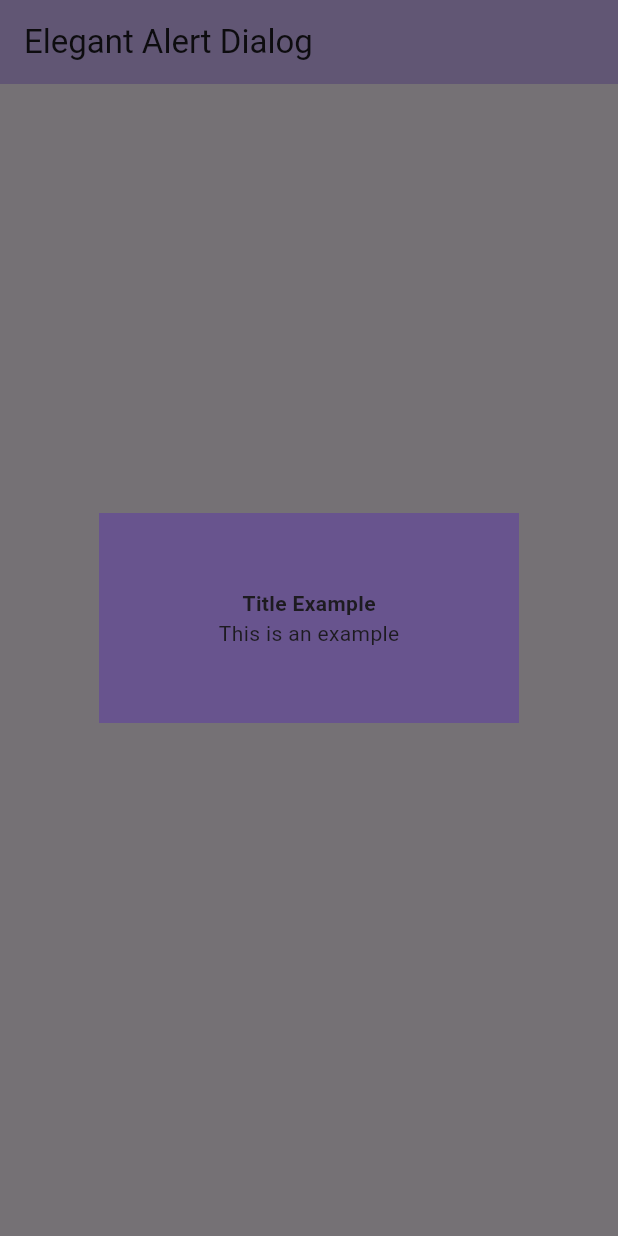
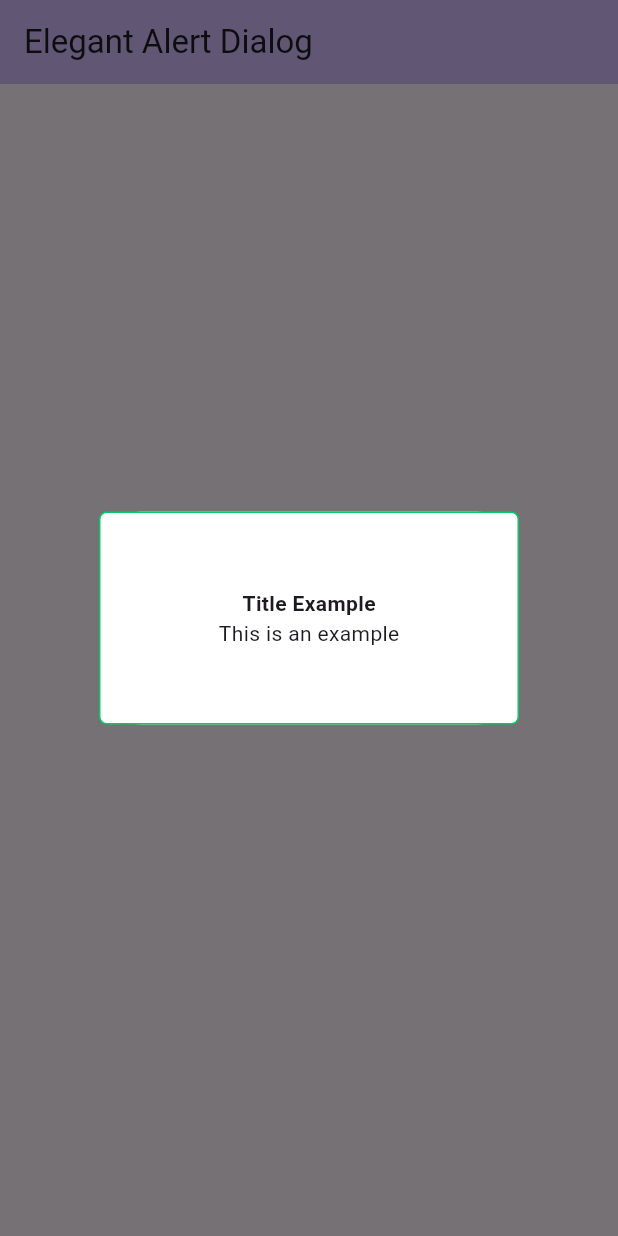
Before and after one commit to koukibadr/ElegantAlertDialog, a Flutter app: the screen it shows after launch, after a tap on "Hello", on a phone screen of 412 x 824 dp. Run offline on Flutter 3.47's test engine with Material 3 defaults, Android fonts, the phone set to English and light mode, and no system bars.

Commit message:
Add default constructors: success, info and error

```diff
--- a/example/lib/main.dart
+++ b/example/lib/main.dart
@@ -43,12 +43,11 @@ class _MyHomePageState extends State<MyHomePage> {
             //Testing purposes
             ElevatedButton(
               onPressed: () {
-                ElegantAlertDialog(
+                ElegantAlertDialog.success(
                   description: const Text('This is an example'),
                   title: const Text('Title Example', style: TextStyle(
                     fontWeight: FontWeight.bold,
                   ),),
-                  backgroundColor: Theme.of(context).primaryColor,
                 ).show(context);
               },
               child: const Text('Hello'),
--- a/lib/elegant_alert_dialog.dart
+++ b/lib/elegant_alert_dialog.dart
@@ -1,18 +1,54 @@
+import 'package:elegant_alert_dialog/resources/colors.dart';
 import 'package:flutter/material.dart';
 
+// ignore: must_be_immutable
 class ElegantAlertDialog extends StatelessWidget {
-  const ElegantAlertDialog({
+  ElegantAlertDialog({
     super.key,
     required this.description,
     this.title,
     this.backgroundColor = Colors.white,
     this.radius = 0,
+    this.borderColor,
   });
+
+  ElegantAlertDialog.success({
+    super.key,
+    required this.description,
+    this.title,
+  }) {
+    borderColor = successColor;
+    backgroundColor = Colors.white;
+    radius = 5;
+  }
+
+  ElegantAlertDialog.error({
+    super.key,
+    required this.description,
+    this.title,
+  }) {
+    borderColor = errorColor;
+    backgroundColor = Colors.white;
+    radius = 5;
+  }
+
+  ElegantAlertDialog.info({
+    super.key,
+    required this.description,
+    this.title,
+  }) {
+    borderColor = inforColor;
+    backgroundColor = Colors.white;
+    radius = 5;
+  }
 
   final Widget? title;
   final Widget description;
-  final Color backgroundColor;
-  final double radius;
+
+
+  late Color backgroundColor;
+  late Color? borderColor;
+  late double radius;
 
   void show(BuildContext context) {
     showDialog(
@@ -31,6 +67,9 @@ class ElegantAlertDialog extends StatelessWidget {
       decoration: BoxDecoration(
         color: backgroundColor,
         borderRadius: BorderRadius.circular(radius),
+        border: Border.all(
+          color: borderColor ?? Colors.transparent,
+        ),
       ),
       child: Padding(
         padding: const EdgeInsets.symmetric(vertical: 50),
```
